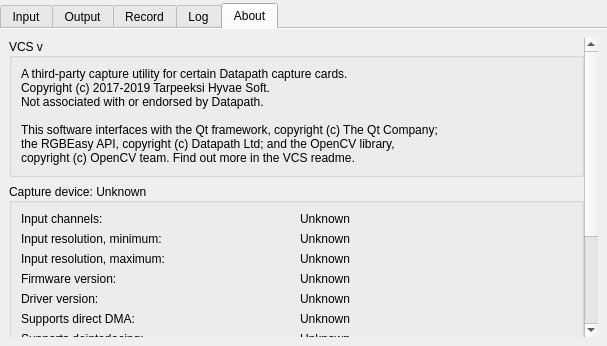
The window that src/display/qt/d_control_panel.ui (mrehkopf/vcs) describes before a commit, drawn with Qt 5.
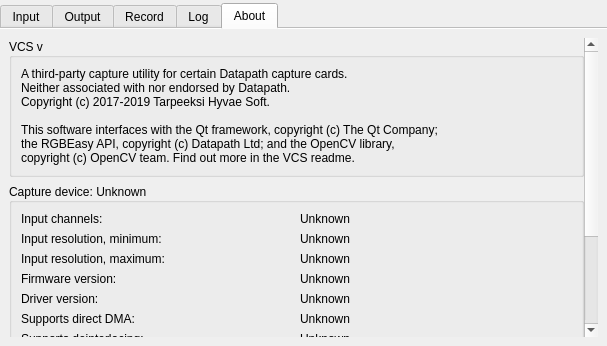
The same window after the commit. The open tabs and pages were chosen to show the change.

Commit message: Add recording parameters to persistent INI file

The edit to the form file:
```diff
--- a/src/display/qt/d_control_panel.ui
+++ b/src/display/qt/d_control_panel.ui
@@ -2073,8 +2073,8 @@
                <widget class="QLabel" name="label_17">
                 <property name="text">
                  <string>A third-party capture utility for certain Datapath capture cards.
+Neither associated with nor endorsed by Datapath.
 Copyright (c) 2017-2019 Tarpeeksi Hyvae Soft.
-Not associated with or endorsed by Datapath.
 
 This software interfaces with the Qt framework, copyright (c) The Qt Company;
 the RGBEasy API, copyright (c) Datapath Ltd; and the OpenCV library,
```
Left out of the diff: 2 changed lines with no effect on the pictures. The commit also changes 2 other files.
